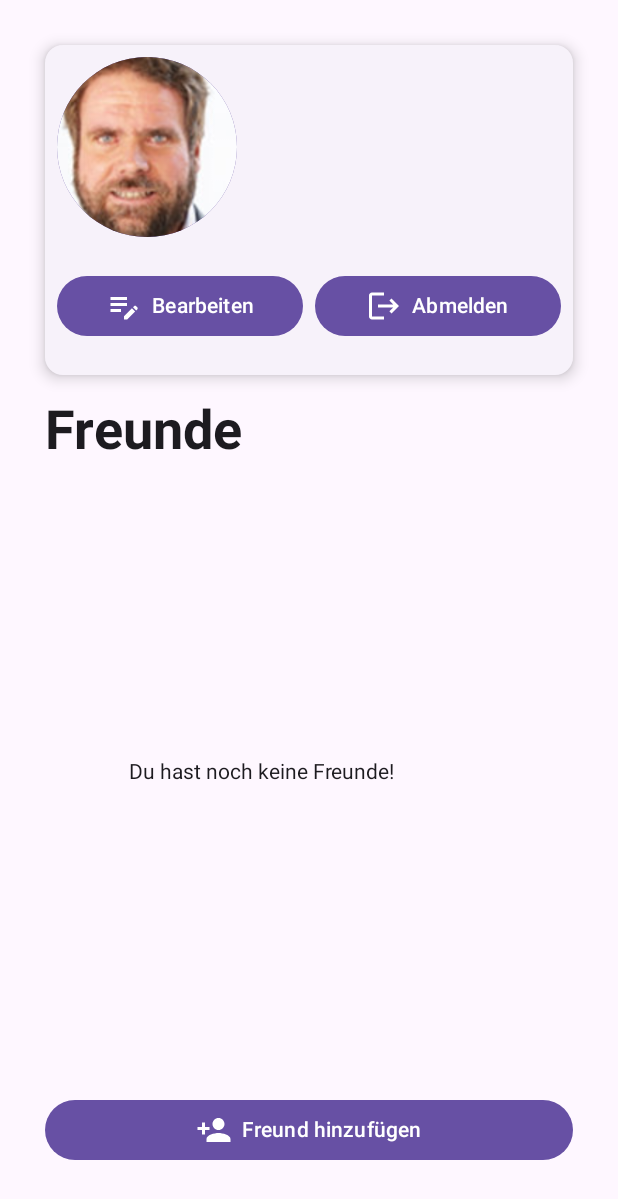
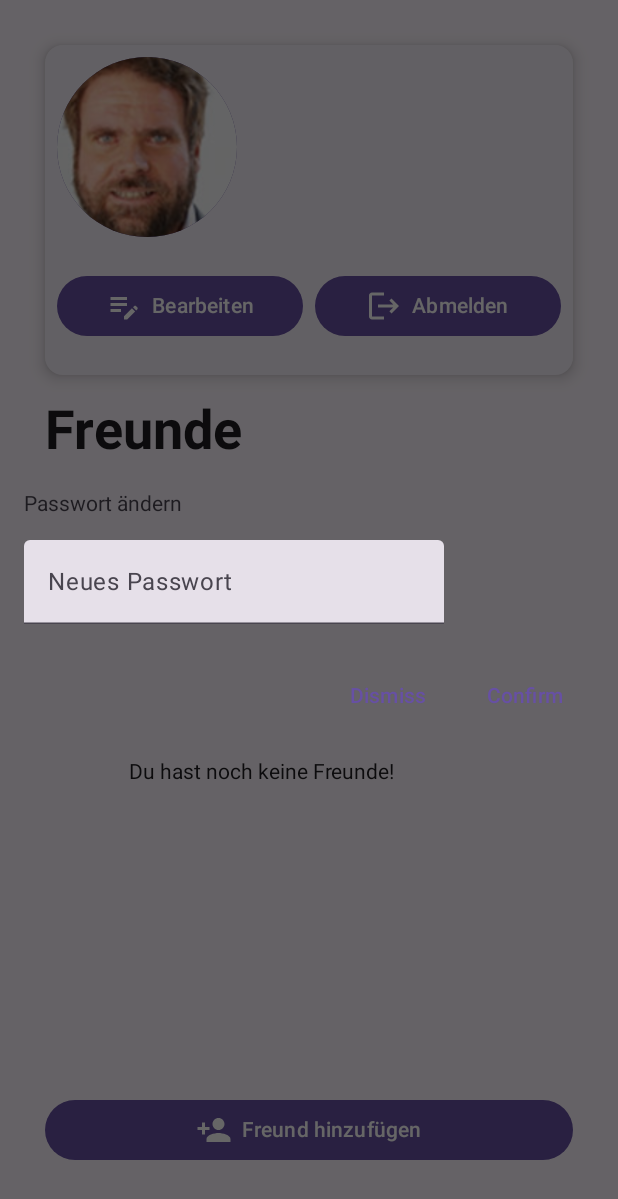
Before and after one commit to MaxOette/TrailBlazer-Frontend, an Android app built with Jetpack Compose: the composable ProfileScreen shown on its own in the app's theme, after a tap on "Bearbeiten", on a phone screen of 412 x 824 dp. Shown: the top 1199 px of the screen. Run offline under Robolectric (Android 15) with nearby library versions, the phone set to English and light mode, and no system bars; network calls fail.

Commit message:
Password change added to edit profile button, though u can change the password to an invalid one locking  the account lol

```diff
--- a/app/src/main/java/de/max/trailblazerfrontendv1/screens/ProfileScreen.kt
+++ b/app/src/main/java/de/max/trailblazerfrontendv1/screens/ProfileScreen.kt
@@ -69,6 +69,7 @@ import androidx.compose.ui.unit.dp
 import androidx.compose.ui.unit.sp
 import androidx.compose.ui.window.Dialog
 import de.max.trailblazerfrontendv1.Api.AddFriendApi
+import de.max.trailblazerfrontendv1.Api.ChangePasswordApi
 import de.max.trailblazerfrontendv1.Api.DeleteFriendApi
 import de.max.trailblazerfrontendv1.Api.Friend
 import de.max.trailblazerfrontendv1.Api.FriendIdApi
@@ -100,6 +101,7 @@ import java.io.FileOutputStream
 @Composable
 fun ProfileScreen() {
     var showDialog by remember { mutableStateOf(false) }
+    var showPasswordDialog by remember { mutableStateOf(false) }
     var friends by remember { mutableStateOf(listOf<Friend>()) }
     var invites by remember { mutableStateOf(listOf<Invite>()) }
     var profilePicture by remember { mutableStateOf<Bitmap?>(null) }
@@ -184,6 +186,16 @@ fun ProfileScreen() {
         }
     }
 
+    suspend fun changePassword(password: String): Boolean {
+        return try {
+            val response = ChangePasswordApi.changePasswordService.changePassword(password)
+            true
+        } catch (e: Exception) {
+            e.printStackTrace()
+            false
+        }
+    }
+
     LaunchedEffect(Unit) {
         coroutineScope.launch {
             fetchFriendsAndInvites()
@@ -196,7 +208,7 @@ fun ProfileScreen() {
             .fillMaxSize()
             .padding(30.dp)
     ) {
-        ProfileOverviewCard(profilePicture){ imagePickerLauncher.launch("image/*") }
+        ProfileOverviewCard(profilePicture,onProfilePictureClick = { imagePickerLauncher.launch("image/*") }, onEditProfile = { showPasswordDialog = true }) //{ imagePickerLauncher.launch("image/*") }
         Text(
             text = "Freunde",
             modifier = Modifier.padding(top = 16.dp),
@@ -221,7 +233,26 @@ fun ProfileScreen() {
             )
         }
 
-        if(friends.isEmpty() && invites.isEmpty()) {
+        if (showPasswordDialog) {
+            EditProfileDialog(
+                onDismissRequest = { showPasswordDialog = false },
+                onConfirmation = { password ->
+                    coroutineScope.launch {
+                        val success = changePassword(password)
+                        withContext(Dispatchers.Main) {
+                            Toast.makeText(
+                                context,
+                                if (success) "Password changed successfully" else "Failed to change password",
+                                Toast.LENGTH_LONG
+                            ).show()
+                            showPasswordDialog = false
+                        }
+                    }
+                }
+            )
+        }
+
+            if(friends.isEmpty() && invites.isEmpty()) {
             LazyColumn(
                 modifier = Modifier.fillMaxHeight(0.85f),
                 horizontalAlignment = Alignment.CenterHorizontally,
@@ -261,7 +292,7 @@ fun ProfileScreen() {
 
 
 @Composable
-fun ProfileOverviewCard(profilePicture: Bitmap?, onProfilePictureClick: () -> Unit) {
+fun ProfileOverviewCard(profilePicture: Bitmap?, onProfilePictureClick: () -> Unit, onEditProfile: () -> Unit) {
     ElevatedCard(
         elevation = CardDefaults.cardElevation(
             defaultElevation = 6.dp
@@ -327,7 +358,8 @@ fun ProfileOverviewCard(profilePicture: Bitmap?, onProfilePictureClick: () -> Un
             EditProfileButton(
                 modifier = Modifier
                     .weight(1f)
-                    .padding(start = 8.dp, end = 4.dp)
+                    .padding(start = 8.dp, end = 4.dp),
+                onEditProfile = onEditProfile
             )
             LogoutButton(
                 modifier = Modifier
@@ -542,12 +574,10 @@ fun friendCard(friend: Friend, onDeleteFriendHandled: suspend () -> Unit) {
 
 
 @Composable
-fun EditProfileButton(modifier: Modifier) {
+fun EditProfileButton(modifier: Modifier, onEditProfile: () -> Unit) {
     Button(
         modifier = modifier,
-        onClick = {
-
-        }
+        onClick = { onEditProfile() }
     ) {
         Icon(Icons.Default.EditNote, contentDescription = "Profil bearbeiten")
         Text("  Bearbeiten")
@@ -633,15 +663,25 @@ fun AddFriendDialog(
 @Composable
 fun EditProfileDialog(
     onDismissRequest: () -> Unit,
-    onConfirmation: () -> Unit,
+    onConfirmation: (String) -> Unit,
 ) {
-
+    var password by remember { mutableStateOf("") }
     Dialog(onDismissRequest = { onDismissRequest() }) {
-        Column {
+        Column(
+            modifier = Modifier.padding(16.dp)
+        ) {
+            Text(text = "Passwort ändern")
+            Spacer(modifier = Modifier.height(16.dp))
+            TextField(
+                value = password,
+                onValueChange = { password = it },
+                label = { Text("Neues Passwort") },
+                singleLine = true
+            )
+            Spacer(modifier = Modifier.height(16.dp))
             Row(
-                modifier = Modifier
-                    .fillMaxWidth(),
-                horizontalArrangement = Arrangement.Center,
+                modifier = Modifier.fillMaxWidth(),
+                horizontalArrangement = Arrangement.End,
             ) {
                 TextButton(
                     onClick = { onDismissRequest() },
@@ -650,7 +690,7 @@ fun EditProfileDialog(
                     Text("Dismiss")
                 }
                 TextButton(
-                    onClick = { onConfirmation() },
+                    onClick = { onConfirmation(password) },
                     modifier = Modifier.padding(8.dp),
                 ) {
                     Text("Confirm")
@@ -659,101 +699,3 @@ fun EditProfileDialog(
         }
     }
 }
-
-
-//LazyColumn(
-//
-//) {
-//    item {
-//        Button(
-//            onClick = {
-//                GlobalScope.launch(Dispatchers.IO) {
-//                    try {
-//                        val response = FriendIdApi.friendIdService.getFriendsId()
-//                        println(response);
-//                    } catch (e: Error) {
-//                        println(e.message);
-//                    }
-//                }
-//            }
-//        ) {
-//            Text("get freunde test")
-//        }
-//    }
-//    item {
-//        friendCard(ExampleFriend())
-//    }
-//    item {
-//        friendCard(ExampleFriend())
-//    }
-//    item {
-//        friendCard(ExampleFriend())
-//    }
-//    item {
-//        friendCard(ExampleFriend())
-//    }
-//    item {
-//        friendCard(ExampleFriend())
-//    }
-//    item {
-//        friendCard(ExampleFriend())
-//    }
-//    item { friendCard(ExampleFriend(userName = "Jonson123", progress = 36)) }
-//}
-
-
-
-//@Composable
-//fun AddFriendField(
-//    value: String,
-//    onChange: (String) -> Unit,
-//    modifier: Modifier = Modifier,
-//    label: String = "E-Mail",
-//    placeholder: String = "Gib Die E-Mail Adresse der Person an"
-//) {
-//
-//    val focusManager = LocalFocusManager.current
-//    val leadingIcon = @Composable {
-//        Icon(
-//            Icons.Default.Email,
-//            contentDescription = "",
-//            tint = MaterialTheme.colorScheme.primary
-//        )
-//    }
-//    Row() {
-//        TextField(
-//            value = value,
-//            onValueChange = onChange,
-//            modifier = modifier,
-//            leadingIcon = leadingIcon,
-//            keyboardOptions = KeyboardOptions(imeAction = ImeAction.Next),
-//            keyboardActions = KeyboardActions(
-//                onNext = { focusManager.moveFocus(FocusDirection.Down) }
-//            ),
-//            //placeholder = { Text(placeholder) },
-//            label = { Text(label) },
-//            singleLine = true,
-//            visualTransformation = VisualTransformation.None
-//        )
-//
-//        Button(
-//            onClick = {
-//                GlobalScope.launch(Dispatchers.IO) {
-//                    try {
-//                        val response = AddFriendApi.addFriendService.addFriend(value)
-//                    } catch (e: Error) {
-//                        println(e.message)
-//                    }
-//                }
-//            }
-//
-//        ) {
-//            Text("Freund hinzufügen")
-//        }
-//    }
-//}
-
-//data class friendData(
-//    var email: String = ""
-//)
-//
```
Also changed, not shown: app/src/main/java/de/max/trailblazerfrontendv1/Api/BackendApi.kt (+21 -0 lines).
